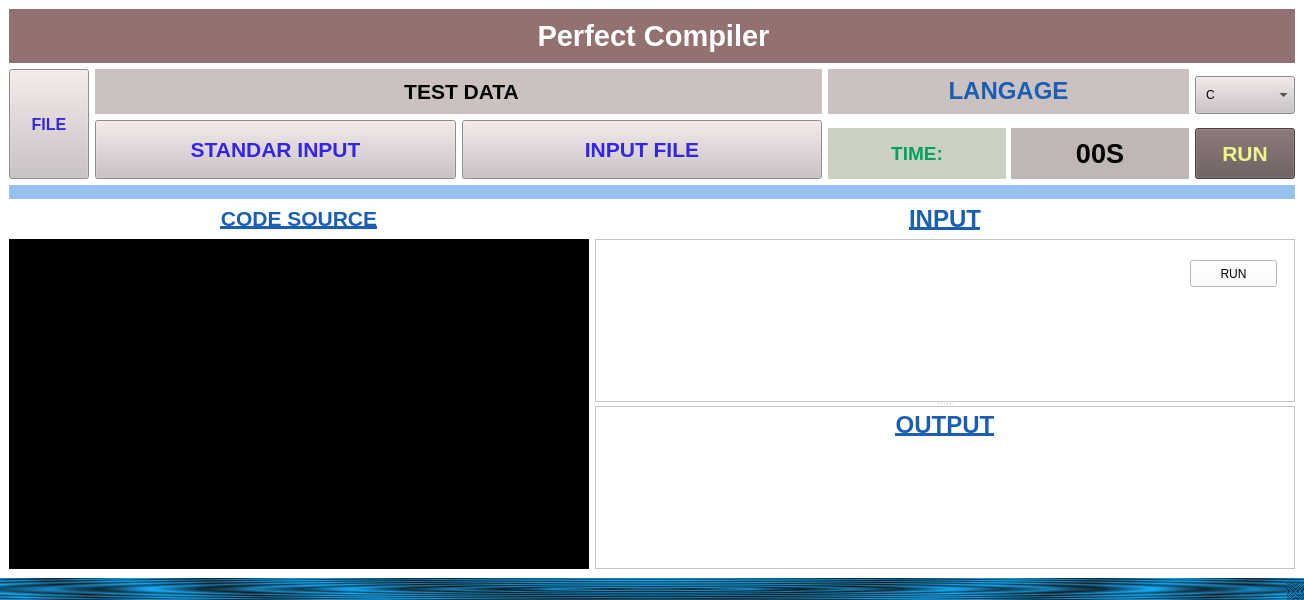
Old version of the form PerfectCompiler/PerfectCompiler/mainwindow.ui in the repository parfaittolefo/My_Project.
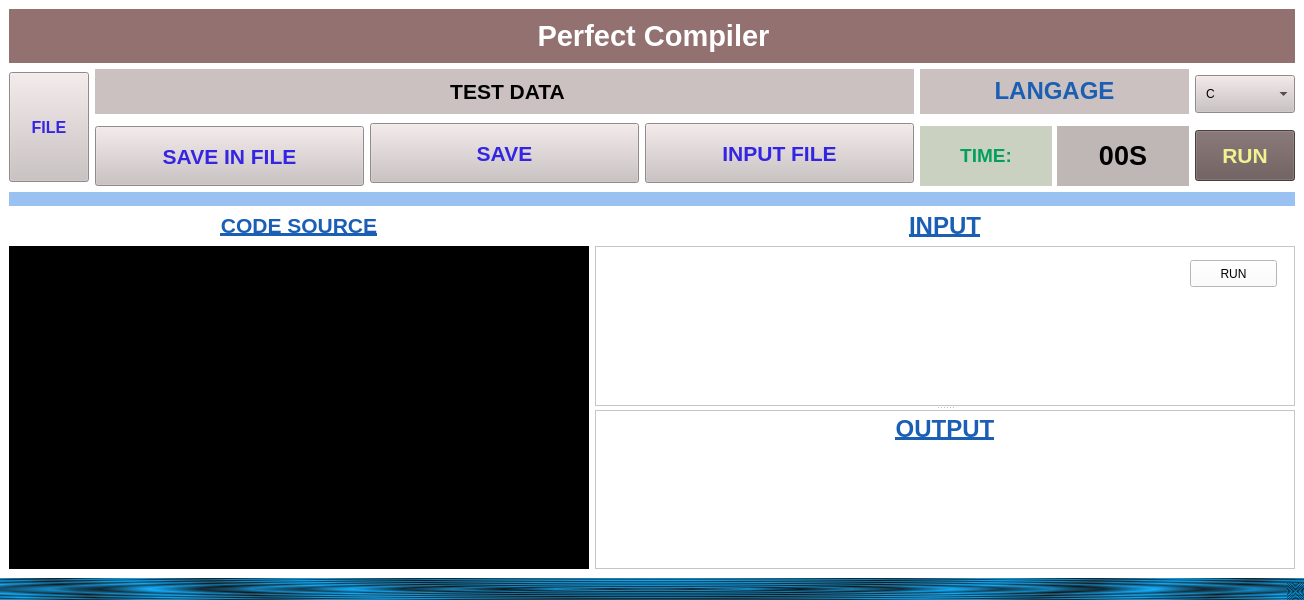
New version of the form.

The edit to the form file:
```diff
--- a/PerfectCompiler/PerfectCompiler/mainwindow.ui
+++ b/PerfectCompiler/PerfectCompiler/mainwindow.ui
@@ -21,32 +21,17 @@
     <string notr="true">background-color: rgb(255, 255, 255);</string>
    </property>
    <layout class="QGridLayout" name="gridLayout">
-    <item row="0" column="0" colspan="2">
-     <widget class="QLabel" name="Title">
-      <property name="toolTip">
-       <string>&lt;html&gt;&lt;head/&gt;&lt;body&gt;&lt;p align=&quot;center&quot;&gt;&lt;br/&gt;&lt;/p&gt;&lt;/body&gt;&lt;/html&gt;</string>
-      </property>
-      <property name="styleSheet">
-       <string notr="true">background-color: rgb(147, 113, 113);padding:10;</string>
-      </property>
+    <item row="3" column="0">
+     <widget class="QLabel" name="label_5">
       <property name="text">
-       <string>&lt;html&gt;&lt;head/&gt;&lt;body&gt;&lt;p align=&quot;center&quot;&gt;&lt;span style=&quot; font-size:22pt; font-weight:600; color:#ffffff;&quot;&gt;Perfect Compiler&lt;/span&gt;&lt;/p&gt;&lt;/body&gt;&lt;/html&gt;</string>
+       <string>&lt;html&gt;&lt;head/&gt;&lt;body&gt;&lt;p align=&quot;center&quot;&gt;&lt;span style=&quot; font-size:16pt; font-weight:600; text-decoration: underline; color:#1a5fb4;&quot;&gt;CODE SOURCE&lt;/span&gt;&lt;/p&gt;&lt;/body&gt;&lt;/html&gt;</string>
       </property>
      </widget>
     </item>
-    <item row="2" column="0" colspan="2">
-     <widget class="QLabel" name="label_3">
-      <property name="maximumSize">
-       <size>
-        <width>16777215</width>
-        <height>20</height>
-       </size>
-      </property>
-      <property name="styleSheet">
-       <string notr="true">background-color: rgb(153, 193, 241);</string>
-      </property>
+    <item row="3" column="1">
+     <widget class="QLabel" name="label">
       <property name="text">
-       <string/>
+       <string>&lt;html&gt;&lt;head/&gt;&lt;body&gt;&lt;p align=&quot;center&quot;&gt;&lt;span style=&quot; font-size:18pt; font-weight:600; text-decoration: underline; color:#1a5fb4;&quot;&gt;INPUT&lt;/span&gt;&lt;/p&gt;&lt;/body&gt;&lt;/html&gt;</string>
       </property>
      </widget>
     </item>
@@ -79,26 +64,8 @@
       </item>
       <item>
        <layout class="QGridLayout" name="gridLayout_2">
-        <item row="0" column="0" colspan="2">
-         <widget class="QLabel" name="label_2">
-          <property name="maximumSize">
-           <size>
-            <width>16777215</width>
-            <height>80</height>
-           </size>
-          </property>
-          <property name="styleSheet">
-           <string notr="true">background-color: #CBC1C1;
-font-size:16pt; font-weight:600; color:#000000;
-padding:10;</string>
-          </property>
-          <property name="text">
-           <string>&lt;html&gt;&lt;head/&gt;&lt;body&gt;&lt;p align=&quot;center&quot;&gt;TEST DATA&lt;/p&gt;&lt;/body&gt;&lt;/html&gt;</string>
-          </property>
-         </widget>
-        </item>
-        <item row="1" column="0" rowspan="2">
-         <widget class="QPushButton" name="INPUT_BTN">
+        <item row="1" column="1" rowspan="2">
+         <widget class="QPushButton" name="SAVE_BTN">
           <property name="maximumSize">
            <size>
             <width>16777215</width>
@@ -113,11 +80,28 @@
 font-size:16pt; font-weight:600; color:#3425e3;</string>
           </property>
           <property name="text">
-           <string>STANDAR INPUT</string>
+           <string>SAVE</string>
           </property>
          </widget>
         </item>
-        <item row="0" column="3" rowspan="2">
+        <item row="1" column="2" rowspan="2">
+         <widget class="QPushButton" name="INPUT_FILE_BTN">
+          <property name="maximumSize">
+           <size>
+            <width>16777215</width>
+            <height>60</height>
+           </size>
+          </property>
+          <property name="styleSheet">
+           <string notr="true">background-color:#CBC1C1;
+font-size:16pt; font-weight:600; color:#3425e3;</string>
+          </property>
+          <property name="text">
+           <string>INPUT FILE</string>
+          </property>
+         </widget>
+        </item>
+        <item row="0" column="4" rowspan="2">
          <widget class="QComboBox" name="LANGAGE_CMX">
           <property name="minimumSize">
            <size>
@@ -164,24 +148,7 @@
           </item>
          </widget>
         </item>
-        <item row="1" column="1" rowspan="2">
-         <widget class="QPushButton" name="INPUT_FILE_BTN">
-          <property name="maximumSize">
-           <size>
-            <width>16777215</width>
-            <height>60</height>
-           </size>
-          </property>
-          <property name="styleSheet">
-           <string notr="true">background-color:#CBC1C1;
-font-size:16pt; font-weight:600; color:#3425e3;</string>
-          </property>
-          <property name="text">
-           <string>INPUT FILE</string>
-          </property>
-         </widget>
-        </item>
-        <item row="2" column="3">
+        <item row="2" column="4">
          <widget class="QPushButton" name="RUN_BTN">
           <property name="enabled">
            <bool>true</bool>
@@ -197,31 +164,7 @@
           </property>
          </widget>
         </item>
-        <item row="0" column="2">
-         <layout class="QVBoxLayout" name="verticalLayout">
-          <property name="spacing">
-           <number>0</number>
-          </property>
-          <item>
-           <widget class="QLabel" name="label_4">
-            <property name="minimumSize">
-             <size>
-              <width>0</width>
-              <height>40</height>
-             </size>
-            </property>
-            <property name="styleSheet">
-             <string notr="true">background-color:#CBC1C1;
-</string>
-            </property>
-            <property name="text">
-             <string>&lt;html&gt;&lt;head/&gt;&lt;body&gt;&lt;p align=&quot;center&quot;&gt;&lt;span style=&quot; font-size:18pt; font-weight:600; color:#1a5fb4;&quot;&gt;LANGAGE&lt;/span&gt;&lt;/p&gt;&lt;/body&gt;&lt;/html&gt;</string>
-            </property>
-           </widget>
-          </item>
-         </layout>
-        </item>
-        <item row="2" column="2">
+        <item row="2" column="3">
          <layout class="QHBoxLayout" name="horizontalLayout_3">
           <property name="spacing">
            <number>5</number>
@@ -253,21 +196,116 @@
           </item>
          </layout>
         </item>
+        <item row="0" column="3">
+         <layout class="QVBoxLayout" name="verticalLayout">
+          <property name="spacing">
+           <number>0</number>
+          </property>
+          <item>
+           <widget class="QLabel" name="label_4">
+            <property name="minimumSize">
+             <size>
+              <width>0</width>
+              <height>40</height>
+             </size>
+            </property>
+            <property name="styleSheet">
+             <string notr="true">background-color:#CBC1C1;
+</string>
+            </property>
+            <property name="text">
+             <string>&lt;html&gt;&lt;head/&gt;&lt;body&gt;&lt;p align=&quot;center&quot;&gt;&lt;span style=&quot; font-size:18pt; font-weight:600; color:#1a5fb4;&quot;&gt;LANGAGE&lt;/span&gt;&lt;/p&gt;&lt;/body&gt;&lt;/html&gt;</string>
+            </property>
+           </widget>
+          </item>
+         </layout>
+        </item>
+        <item row="2" column="0">
+         <widget class="QPushButton" name="SAVE_FILE_BTN">
+          <property name="minimumSize">
+           <size>
+            <width>0</width>
+            <height>60</height>
+           </size>
+          </property>
+          <property name="styleSheet">
+           <string notr="true">background-color:#CBC1C1;
+font-size:16pt; font-weight:600; color:#3425e3;</string>
+          </property>
+          <property name="text">
+           <string>SAVE IN FILE</string>
+          </property>
+         </widget>
+        </item>
+        <item row="0" column="0" colspan="3">
+         <widget class="QLabel" name="label_2">
+          <property name="maximumSize">
+           <size>
+            <width>16777215</width>
+            <height>80</height>
+           </size>
+          </property>
+          <property name="styleSheet">
+           <string notr="true">background-color: #CBC1C1;
+font-size:16pt; font-weight:600; color:#000000;
+padding:10;</string>
+          </property>
+          <property name="text">
+           <string>&lt;html&gt;&lt;head/&gt;&lt;body&gt;&lt;p align=&quot;center&quot;&gt;TEST DATA&lt;/p&gt;&lt;/body&gt;&lt;/html&gt;</string>
+          </property>
+         </widget>
+        </item>
        </layout>
       </item>
      </layout>
     </item>
-    <item row="3" column="0">
-     <widget class="QLabel" name="label_5">
+    <item row="0" column="0" colspan="2">
+     <widget class="QLabel" name="Title">
+      <property name="toolTip">
+       <string>&lt;html&gt;&lt;head/&gt;&lt;body&gt;&lt;p align=&quot;center&quot;&gt;&lt;br/&gt;&lt;/p&gt;&lt;/body&gt;&lt;/html&gt;</string>
+      </property>
+      <property name="styleSheet">
+       <string notr="true">background-color: rgb(147, 113, 113);padding:10;</string>
+      </property>
       <property name="text">
-       <string>&lt;html&gt;&lt;head/&gt;&lt;body&gt;&lt;p align=&quot;center&quot;&gt;&lt;span style=&quot; font-size:16pt; font-weight:600; text-decoration: underline; color:#1a5fb4;&quot;&gt;CODE SOURCE&lt;/span&gt;&lt;/p&gt;&lt;/body&gt;&lt;/html&gt;</string>
+       <string>&lt;html&gt;&lt;head/&gt;&lt;body&gt;&lt;p align=&quot;center&quot;&gt;&lt;span style=&quot; font-size:22pt; font-weight:600; color:#ffffff;&quot;&gt;Perfect Compiler&lt;/span&gt;&lt;/p&gt;&lt;/body&gt;&lt;/html&gt;</string>
       </property>
      </widget>
     </item>
-    <item row="3" column="1">
-     <widget class="QLabel" name="label">
+    <item row="2" column="0" colspan="2">
+     <widget class="QLabel" name="label_3">
+      <property name="maximumSize">
+       <size>
+        <width>16777215</width>
+        <height>20</height>
+       </size>
+      </property>
+      <property name="styleSheet">
+       <string notr="true">background-color: rgb(153, 193, 241);</string>
+      </property>
       <property name="text">
-       <string>&lt;html&gt;&lt;head/&gt;&lt;body&gt;&lt;p align=&quot;center&quot;&gt;&lt;span style=&quot; font-size:18pt; font-weight:600; text-decoration: underline; color:#1a5fb4;&quot;&gt;INPUT&lt;/span&gt;&lt;/p&gt;&lt;/body&gt;&lt;/html&gt;</string>
+       <string/>
+      </property>
+     </widget>
+    </item>
+    <item row="4" column="0">
+     <widget class="QTextEdit" name="CODE_BRS">
+      <property name="sizePolicy">
+       <sizepolicy hsizetype="MinimumExpanding" vsizetype="Expanding">
+        <horstretch>0</horstretch>
+        <verstretch>0</verstretch>
+       </sizepolicy>
+      </property>
+      <property name="styleSheet">
+       <string notr="true">background-color: rgb(0, 0, 0);
+color: rgb(255, 255, 255);</string>
+      </property>
+      <property name="html">
+       <string>&lt;!DOCTYPE HTML PUBLIC &quot;-//W3C//DTD HTML 4.0//EN&quot; &quot;http://www.w3.org/TR/REC-html40/strict.dtd&quot;&gt;
+&lt;html&gt;&lt;head&gt;&lt;meta name=&quot;qrichtext&quot; content=&quot;1&quot; /&gt;&lt;style type=&quot;text/css&quot;&gt;
+p, li { white-space: pre-wrap; }
+&lt;/style&gt;&lt;/head&gt;&lt;body style=&quot; font-family:'Cantarell'; font-size:11pt; font-weight:400; font-style:normal;&quot;&gt;
+&lt;p style=&quot;-qt-paragraph-type:empty; margin-top:0px; margin-bottom:0px; margin-left:0px; margin-right:0px; -qt-block-indent:0; text-indent:0px;&quot;&gt;&lt;br /&gt;&lt;/p&gt;&lt;/body&gt;&lt;/html&gt;</string>
       </property>
      </widget>
     </item>
@@ -276,7 +314,7 @@
       <property name="orientation">
        <enum>Qt::Vertical</enum>
       </property>
-      <widget class="QTextBrowser" name="INPUT_BRS">
+      <widget class="QTextEdit" name="INPUT_BRS">
        <property name="sizePolicy">
         <sizepolicy hsizetype="Preferred" vsizetype="Preferred">
          <horstretch>0</horstretch>
@@ -314,27 +352,6 @@
       </widget>
      </widget>
     </item>
-    <item row="4" column="0">
-     <widget class="QTextBrowser" name="CODE_BRS">
-      <property name="sizePolicy">
-       <sizepolicy hsizetype="MinimumExpanding" vsizetype="Expanding">
-        <horstretch>0</horstretch>
-        <verstretch>0</verstretch>
-       </sizepolicy>
-      </property>
-      <property name="styleSheet">
-       <string notr="true">background-color: rgb(0, 0, 0);
-color: rgb(255, 255, 255);</string>
-      </property>
-      <property name="html">
-       <string>&lt;!DOCTYPE HTML PUBLIC &quot;-//W3C//DTD HTML 4.0//EN&quot; &quot;http://www.w3.org/TR/REC-html40/strict.dtd&quot;&gt;
-&lt;html&gt;&lt;head&gt;&lt;meta name=&quot;qrichtext&quot; content=&quot;1&quot; /&gt;&lt;style type=&quot;text/css&quot;&gt;
-p, li { white-space: pre-wrap; }
-&lt;/style&gt;&lt;/head&gt;&lt;body style=&quot; font-family:'Cantarell'; font-size:11pt; font-weight:400; font-style:normal;&quot;&gt;
-&lt;p style=&quot;-qt-paragraph-type:empty; margin-top:0px; margin-bottom:0px; margin-left:0px; margin-right:0px; -qt-block-indent:0; text-indent:0px;&quot;&gt;&lt;br /&gt;&lt;/p&gt;&lt;/body&gt;&lt;/html&gt;</string>
-      </property>
-     </widget>
-    </item>
    </layout>
    <widget class="QPushButton" name="pushButton_3">
     <property name="geometry">
```
